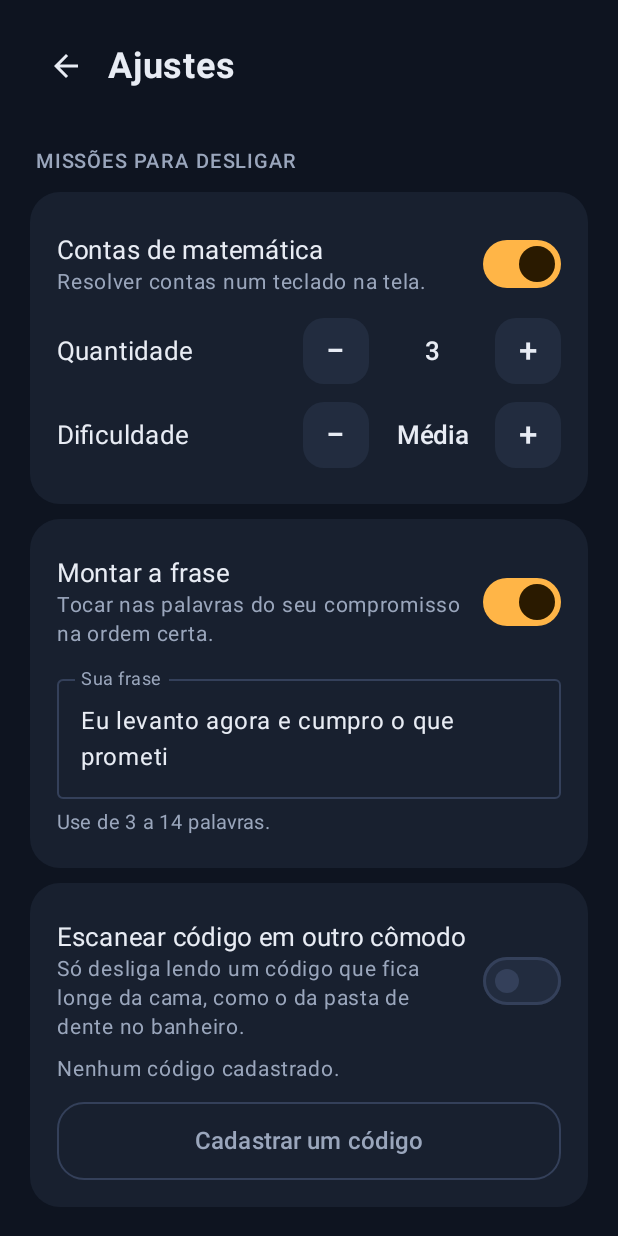
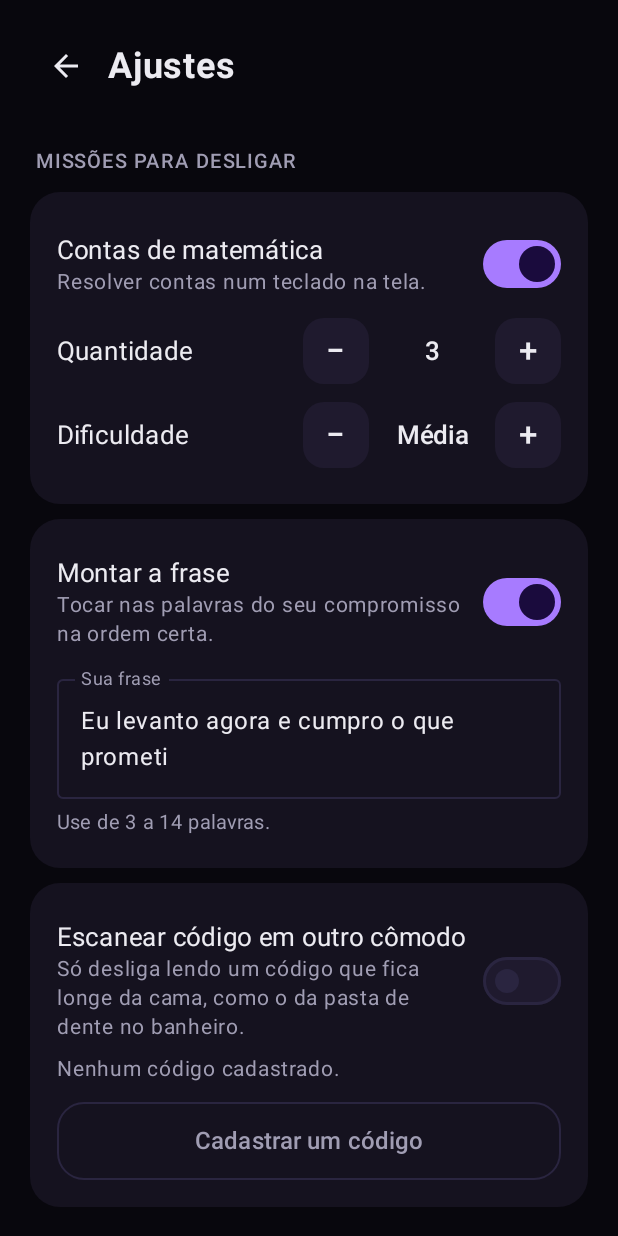
Before and after one commit to iacomthiago/levanta-despertador, an Android app built with Jetpack Compose: the screen it shows after launch (MainActivity), after a tap on "Ajustes", on a phone screen of 412 x 824 dp. Run offline under Robolectric (Android 15) with nearby library versions, the phone set to English and light mode, and no system bars; libraries missing offline, so code that uses them is left out: com.journeyapps.barcodescanner.

Commit message:
Cores do site: roxo da marca, lilás e dourado
Co-Authored-By: Claude Fable 5.2 <noreply@anthropic.com>

```diff
--- a/app/src/main/java/com/iacomthiago/levanta/MainActivity.kt
+++ b/app/src/main/java/com/iacomthiago/levanta/MainActivity.kt
@@ -150,7 +150,7 @@ private fun TelaInicio(onEditar: (Alarm?) -> Unit, onAjustes: () -> Unit, onHist
         Cartao(cor = Cor.CartaoAlto) {
             Text("PRÓXIMO ALARME", color = Cor.Suave, fontSize = 13.sp, fontWeight = FontWeight.SemiBold, letterSpacing = 1.2.sp)
             if (proximo != null) {
-                Text(hhmm(proximo.second), fontSize = 60.sp, fontWeight = FontWeight.Bold, color = Cor.Ambar, lineHeight = 66.sp)
+                Text(hhmm(proximo.second), fontSize = 60.sp, fontWeight = FontWeight.Bold, color = Cor.Lilas, lineHeight = 66.sp)
                 Text("${diaCurto(proximo.second)} · ${daquiA(proximo.second)}", fontSize = 16.sp, color = Cor.Texto)
             } else {
                 Espaco(6)
@@ -493,7 +493,7 @@ private fun TelaHistorico(onVoltar: () -> Unit) {
                     Spacer(Modifier.width(10.dp))
                     if (ok) {
                         val minutos = ((item.upAt - item.startedAt).coerceAtLeast(0L) / 60_000L).toInt()
-                        Text("$minutos min", fontSize = 20.sp, fontWeight = FontWeight.Bold, color = if (item.relapses > 0) Cor.Ambar else Cor.Verde)
+                        Text("$minutos min", fontSize = 20.sp, fontWeight = FontWeight.Bold, color = if (item.relapses > 0) Cor.Ouro else Cor.Verde)
                     } else {
                         Text("Sem resposta", fontSize = 15.sp, fontWeight = FontWeight.Bold, color = Cor.Vermelho)
                     }
--- a/app/src/main/java/com/iacomthiago/levanta/Setup.kt
+++ b/app/src/main/java/com/iacomthiago/levanta/Setup.kt
@@ -166,12 +166,12 @@ fun Preparacao() {
 
     val faltaObrigatoria = pendencias.any { it.obrigatoria }
     Espaco(14)
-    Cartao(cor = if (faltaObrigatoria) androidx.compose.ui.graphics.Color(0xFF3A2A12) else Cor.Cartao) {
+    Cartao(cor = if (faltaObrigatoria) androidx.compose.ui.graphics.Color(0xFF2A2213) else Cor.Cartao) {
         Text(
             if (faltaObrigatoria) "Antes de confiar no alarme" else "Ajuste recomendado",
             fontSize = 18.sp,
             fontWeight = FontWeight.Bold,
-            color = if (faltaObrigatoria) Cor.Ambar else Cor.Texto,
+            color = if (faltaObrigatoria) Cor.Ouro else Cor.Texto,
         )
         if (faltaObrigatoria) {
             Text(
@@ -194,8 +194,8 @@ fun Preparacao() {
                     onClick = p.acao,
                     shape = RoundedCornerShape(14.dp),
                     colors = ButtonDefaults.buttonColors(
-                        containerColor = if (p.obrigatoria) Cor.Ambar else Cor.CartaoAlto,
-                        contentColor = if (p.obrigatoria) Cor.SobreAmbar else Cor.Texto,
+                        containerColor = if (p.obrigatoria) Cor.Roxo else Cor.CartaoAlto,
+                        contentColor = if (p.obrigatoria) Cor.SobreRoxo else Cor.Texto,
                     ),
                 ) {
                     Text("Liberar", fontWeight = FontWeight.SemiBold)
--- a/app/src/main/java/com/iacomthiago/levanta/Ui.kt
+++ b/app/src/main/java/com/iacomthiago/levanta/Ui.kt
@@ -40,28 +40,37 @@ import java.time.ZoneId
 import java.time.format.DateTimeFormatter
 import java.util.Locale
 
+// Paleta do site iacomthiago.com.br: roxo da marca sobre fundo quase preto.
 object Cor {
-    val Fundo = Color(0xFF0E1420)
-    val Cartao = Color(0xFF18202F)
-    val CartaoAlto = Color(0xFF222C3F)
-    val Ambar = Color(0xFFFFB547)
-    val SobreAmbar = Color(0xFF2A1A00)
-    val Verde = Color(0xFF6FD6C0)
-    val Vermelho = Color(0xFFFF6B6B)
-    val Texto = Color(0xFFE8ECF4)
-    val Suave = Color(0xFF9AA6BC)
-    val Linha = Color(0xFF34405A)
+    val Fundo = Color(0xFF08070D)
+    val Cartao = Color(0xFF15121F)
+    val CartaoAlto = Color(0xFF1F1A2E)
+    /** Roxo da marca: fundo dos botões principais. Como texto fica escuro demais; use [Lilas]. */
+    val Roxo = Color(0xFF5D03F3)
+    val SobreRoxo = Color(0xFFFFFFFF)
+    /** Roxo claro para textos de destaque, chaves e contornos ativos. */
+    val Lilas = Color(0xFFA77BFF)
+    val SobreLilas = Color(0xFF1A0B3D)
+    /** Dourado do site: avisos e pontos de atenção. */
+    val Ouro = Color(0xFFF6C768)
+    val Verde = Color(0xFF7EE0A1)
+    val Vermelho = Color(0xFFFF7A7A)
+    val Texto = Color(0xFFECEBF1)
+    val Suave = Color(0xFFA09DB3)
+    val Linha = Color(0xFF2A2540)
 }
 
 private val Esquema = darkColorScheme(
-    primary = Cor.Ambar,
-    onPrimary = Cor.SobreAmbar,
-    primaryContainer = Color(0xFF4A3410),
-    onPrimaryContainer = Color(0xFFFFDDA8),
-    secondary = Cor.Verde,
-    onSecondary = Color(0xFF00382E),
-    secondaryContainer = Color(0xFF1D4A42),
-    onSecondaryContainer = Color(0xFFB6F2E4),
+    primary = Cor.Lilas,
+    onPrimary = Cor.SobreLilas,
+    primaryContainer = Color(0xFF34128A),
+    onPrimaryContainer = Color(0xFFE6DAFF),
+    secondary = Cor.Lilas,
+    onSecondary = Cor.SobreLilas,
+    secondaryContainer = Color(0xFF34128A),
+    onSecondaryContainer = Color(0xFFE6DAFF),
+    tertiary = Cor.Ouro,
+    onTertiary = Color(0xFF3A2A00),
     background = Cor.Fundo,
     onBackground = Cor.Texto,
     surface = Cor.Cartao,
@@ -153,7 +162,7 @@ fun BotaoPrincipal(
         enabled = habilitado,
         modifier = modifier.fillMaxWidth().heightIn(min = 58.dp),
         shape = RoundedCornerShape(18.dp),
-        colors = ButtonDefaults.buttonColors(containerColor = Cor.Ambar, contentColor = Cor.SobreAmbar),
+        colors = ButtonDefaults.buttonColors(containerColor = Cor.Roxo, contentColor = Cor.SobreRoxo),
     ) {
         Text(texto, fontSize = 18.sp, fontWeight = FontWeight.Bold, textAlign = TextAlign.Center)
     }
--- a/app/src/main/res/values/themes.xml
+++ b/app/src/main/res/values/themes.xml
@@ -1,12 +1,12 @@
 <?xml version="1.0" encoding="utf-8"?>
 <resources>
-    <color name="fundo">#0E1420</color>
-    <color name="icone_fundo">#141C2C</color>
+    <color name="fundo">#08070D</color>
+    <color name="icone_fundo">#5D03F3</color>
 
     <style name="Theme.Levanta" parent="android:Theme.Material.NoActionBar">
         <item name="android:windowBackground">@color/fundo</item>
         <item name="android:statusBarColor">@color/fundo</item>
         <item name="android:navigationBarColor">@color/fundo</item>
-        <item name="android:colorAccent">#FFB547</item>
+        <item name="android:colorAccent">#A77BFF</item>
     </style>
 </resources>
```
Also changed, not shown: app/src/main/java/com/iacomthiago/levanta/AlarmActivity.kt (+4 -4 lines), app/src/main/java/com/iacomthiago/levanta/Missions.kt (+4 -4 lines), app/src/main/res/drawable/ic_launcher_foreground.xml (+4 -4 lines).
